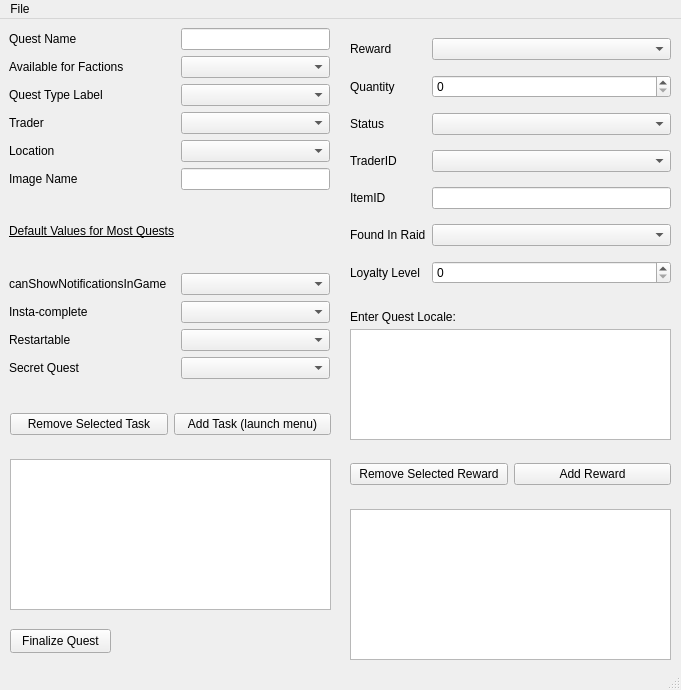
This is src/gui_Quests.ui in ThePi1/SPT-Trader-Builder as Qt 5 draws it before an edit. The edited form follows.
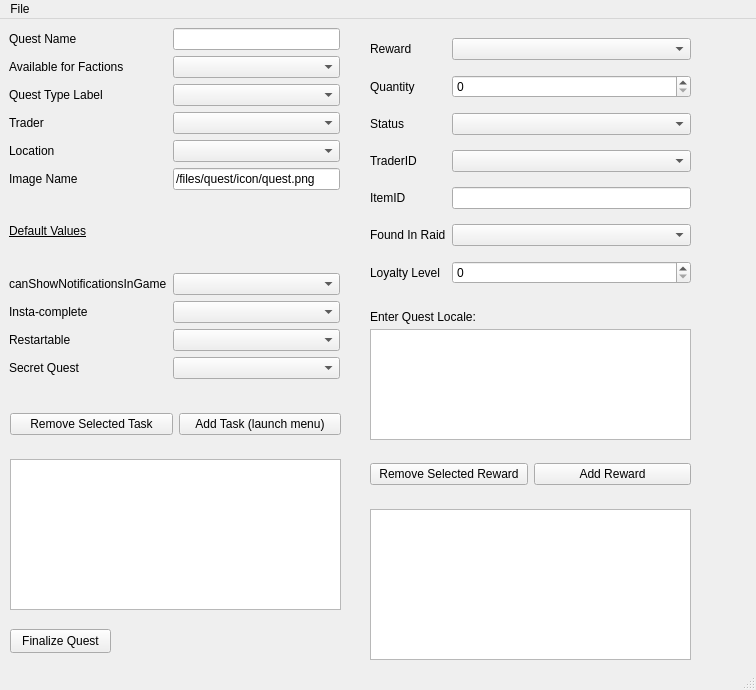
This is the edited form.

Commit message: Adding initial edit quest feature

```diff
--- a/src/gui_Quests.ui
+++ b/src/gui_Quests.ui
@@ -6,7 +6,7 @@
    <rect>
     <x>0</x>
     <y>0</y>
-    <width>681</width>
+    <width>756</width>
     <height>690</height>
    </rect>
   </property>
@@ -22,7 +22,7 @@
      <rect>
       <x>9</x>
       <y>9</y>
-      <width>321</width>
+      <width>331</width>
       <height>351</height>
      </rect>
     </property>
@@ -60,12 +60,16 @@
      <item row="6" column="0">
       <widget class="QLabel" name="lb_defaultvalues">
        <property name="text">
-        <string>&lt;html&gt;&lt;head/&gt;&lt;body&gt;&lt;p&gt;&lt;span style=&quot; text-decoration: underline;&quot;&gt;Default Values for Most Quests&lt;/span&gt;&lt;/p&gt;&lt;/body&gt;&lt;/html&gt;</string>
+        <string>&lt;html&gt;&lt;head/&gt;&lt;body&gt;&lt;p&gt;&lt;span style=&quot; text-decoration: underline;&quot;&gt;Default Values&lt;/span&gt;&lt;/p&gt;&lt;/body&gt;&lt;/html&gt;</string>
        </property>
       </widget>
      </item>
      <item row="5" column="1">
-      <widget class="QLineEdit" name="fld_image_name"/>
+      <widget class="QLineEdit" name="fld_image_name">
+       <property name="text">
+        <string>/files/quest/icon/quest.png</string>
+       </property>
+      </widget>
      </item>
      <item row="4" column="0">
       <widget class="QLabel" name="lb_location">
@@ -139,7 +143,7 @@
    <widget class="QWidget" name="gridLayoutWidget_2">
     <property name="geometry">
      <rect>
-      <x>350</x>
+      <x>370</x>
       <y>10</y>
       <width>321</width>
       <height>271</height>
@@ -223,7 +227,7 @@
      <rect>
       <x>10</x>
       <y>380</y>
-      <width>321</width>
+      <width>331</width>
       <height>51</height>
      </rect>
     </property>
@@ -249,7 +253,7 @@
      <rect>
       <x>10</x>
       <y>440</y>
-      <width>321</width>
+      <width>331</width>
       <height>151</height>
      </rect>
     </property>
@@ -257,7 +261,7 @@
    <widget class="QListWidget" name="list_rewards">
     <property name="geometry">
      <rect>
-      <x>350</x>
+      <x>370</x>
       <y>490</y>
       <width>321</width>
       <height>151</height>
@@ -267,7 +271,7 @@
    <widget class="QWidget" name="gridLayoutWidget_4">
     <property name="geometry">
      <rect>
-      <x>350</x>
+      <x>370</x>
       <y>430</y>
       <width>321</width>
       <height>51</height>
@@ -306,7 +310,7 @@
    <widget class="QPlainTextEdit" name="qb_locale_box">
     <property name="geometry">
      <rect>
-      <x>350</x>
+      <x>370</x>
       <y>310</y>
       <width>321</width>
       <height>111</height>
@@ -316,7 +320,7 @@
    <widget class="QLabel" name="label">
     <property name="geometry">
      <rect>
-      <x>350</x>
+      <x>370</x>
       <y>290</y>
       <width>111</width>
       <height>16</height>
@@ -332,7 +336,7 @@
     <rect>
      <x>0</x>
      <y>0</y>
-     <width>681</width>
+     <width>756</width>
      <height>22</height>
     </rect>
    </property>
```
The commit also changes 4 other files.
